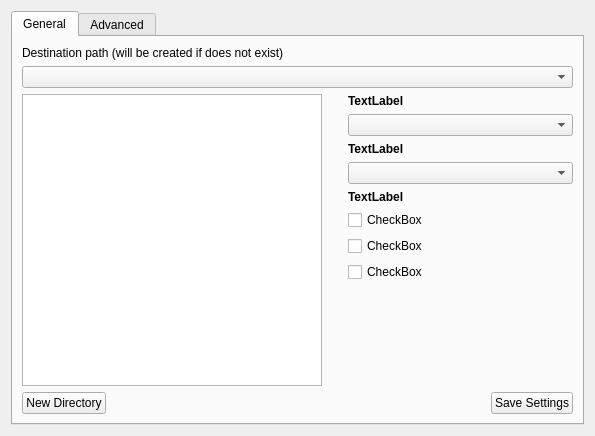
Before: the Qt Designer form experimental/app/extractiondialog.ui in f0x/aku, drawn with Qt 5.
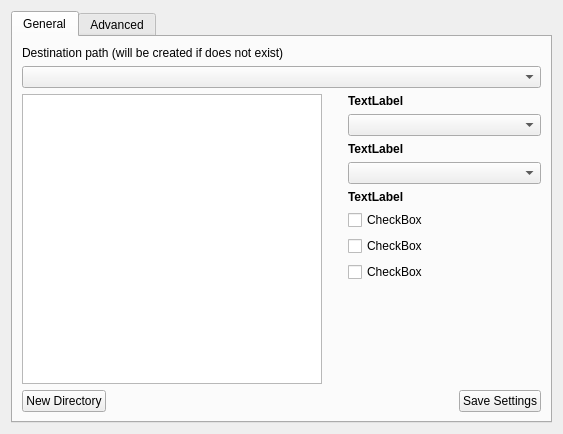
After: the same form once the commit is applied. Custom widgets are drawn as their Qt base class.

Commit message: build error fixed

```diff
--- a/experimental/app/extractiondialog.ui
+++ b/experimental/app/extractiondialog.ui
@@ -5,8 +5,8 @@
    <rect>
     <x>0</x>
     <y>0</y>
-    <width>595</width>
-    <height>436</height>
+    <width>563</width>
+    <height>434</height>
    </rect>
   </property>
   <property name="windowTitle" >
```
The commit also changes 1 other file.
